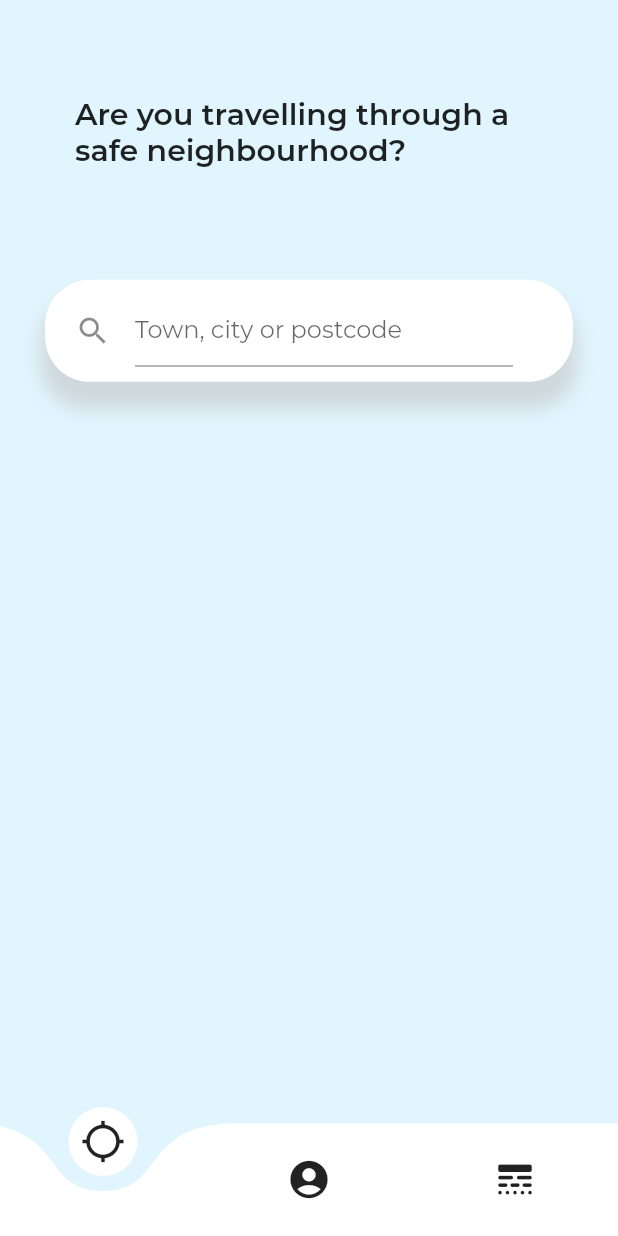
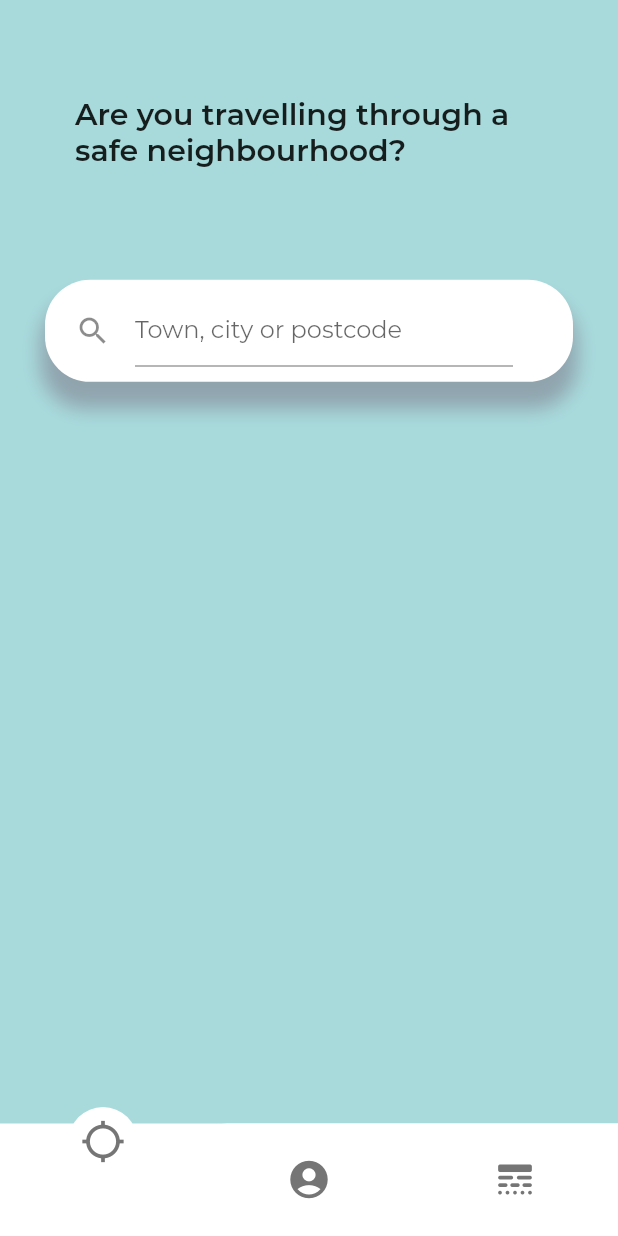
Before and after one commit to hoangvu01/not_here, a Flutter app: the screen it shows after launch, on a phone screen of 412 x 824 dp. Run offline on Flutter 3.47's test engine with Material 2 defaults, Android fonts, the phone set to English and light mode, and no system bars; drawn by our look-alikes of curved_navigation_bar, sliding_up_panel; our stand-ins replace flutter_dotenv, google_maps_flutter, recase; generated files the repository leaves out were written again.

Commit message:
Define colour themes to replace inline colouring

```diff
--- a/lib/home/crime_stats.dart
+++ b/lib/home/crime_stats.dart
@@ -28,11 +28,11 @@
       height: 90,
       decoration: BoxDecoration(
         borderRadius: BorderRadius.circular(20),
-        color: Colors.white,
+        color: Theme.of(context).colorScheme.onBackground,
         boxShadow: [
           BoxShadow(
             offset: Offset(0.0, 5.0),
-            color: Colors.blueGrey.shade100,
+            color: Theme.of(context).shadowColor,
             blurRadius: 5.0,
             spreadRadius: 1.0,
           ),
@@ -133,7 +133,7 @@
     sortedCrimeByOccurences.forEach((elem) => elem.sortBy((e) => e.month));
 
     return ListView.builder(
-      padding: const EdgeInsets.all(5),
+      padding: const EdgeInsets.symmetric(vertical: 5, horizontal: 30),
       itemCount: sortedCrimeByOccurences.length,
       itemBuilder: (BuildContext ctx, int index) {
         List<Crime> categorisedCrimes = sortedCrimeByOccurences[index];
@@ -146,7 +146,6 @@
   @override
   Widget build(BuildContext context) {
     return Container(
-      margin: EdgeInsets.symmetric(horizontal: 30.0),
       child: FutureBuilder(
         future: _getCrimeFutures(),
         builder: (ctx, snapshot) {
--- a/lib/home/search_page.dart
+++ b/lib/home/search_page.dart
@@ -4,7 +4,9 @@
 import 'package:sliding_up_panel/sliding_up_panel.dart';
 
 class SearchPage extends StatefulWidget {
-  const SearchPage({Key? key}) : super(key: key);
+  const SearchPage({Key? key, required this.pageController}) : super(key: key);
+
+  final PageController pageController;
 
   @override
   _SearchPageState createState() => _SearchPageState();
@@ -31,7 +33,7 @@
   Widget build(BuildContext context) {
     return SlidingUpPanel(
       renderPanelSheet: false,
-      backdropColor: Colors.blue.shade100,
+      backdropColor: Theme.of(context).scaffoldBackgroundColor,
       controller: _panelController,
       body: Column(
         crossAxisAlignment: CrossAxisAlignment.start,
@@ -61,12 +63,12 @@
                 boxShadow: [
                   BoxShadow(
                     offset: Offset(0.0, 15.0),
-                    color: Colors.blueGrey.shade100,
+                    color: Theme.of(context).shadowColor,
                     blurRadius: 10.0,
                     spreadRadius: 3.0,
                   ),
                 ],
-                color: Colors.white,
+                color: Theme.of(context).colorScheme.onBackground,
               ),
               child: Container(
                 padding: EdgeInsets.fromLTRB(0, 0, 20, 0),
--- a/lib/home/sliding_panel.dart
+++ b/lib/home/sliding_panel.dart
@@ -18,14 +18,14 @@
     return Container(
       margin: const EdgeInsets.fromLTRB(0, 20, 0, 0),
       decoration: BoxDecoration(
-        color: Colors.lightBlue.shade50,
+        color: Theme.of(context).scaffoldBackgroundColor,
         borderRadius: BorderRadius.only(
           topLeft: Radius.circular(20),
           topRight: Radius.circular(20),
         ),
         boxShadow: [
           BoxShadow(
-            color: Colors.grey,
+            color: Theme.of(context).shadowColor,
             blurRadius: 20,
           ),
         ],
@@ -33,7 +33,7 @@
       child: Column(children: [
         Divider(
           height: 20,
-          color: Colors.grey,
+          color: Theme.of(context).dividerColor,
           thickness: 2,
           indent: 150,
           endIndent: 150,
--- a/lib/main.dart
+++ b/lib/main.dart
@@ -4,6 +4,7 @@
 import 'package:not_here/home/search_page.dart';
 
 import 'package:flutter_dotenv/flutter_dotenv.dart';
+import 'package:not_here/theme.dart';
 
 Future main() async {
   await dotenv.load(fileName: ".env");
@@ -11,24 +12,31 @@
   runApp(MyApp());
 }
 
-class MyApp extends StatefulWidget {
+class MyApp extends StatelessWidget {
   @override
-  _MyAppState createState() => _MyAppState();
+  Widget build(BuildContext context) {
+    return MaterialApp(
+      title: 'Not Here!',
+      theme: AppTheme.lightTheme(),
+      home: LandingPage(),
+    );
+  }
 }
 
-class _MyAppState extends State<MyApp> {
+class LandingPage extends StatefulWidget {
+  const LandingPage({Key? key}) : super(key: key);
+
+  @override
+  _LandingPageState createState() => _LandingPageState();
+}
+
+class _LandingPageState extends State<LandingPage> {
   final PageController _pageController = PageController();
   GlobalKey<CurvedNavigationBarState> _bottomNavigationKey = GlobalKey();
 
   @override
   Widget build(BuildContext context) {
-    return MaterialApp(
-      title: 'Not Here!',
-      theme: ThemeData(
-        fontFamily: 'Montserrat',
-        scaffoldBackgroundColor: Colors.lightBlue.shade50,
-      ),
-      home: Scaffold(
+    return Scaffold(
       body: SafeArea(
         child: PageView(
           controller: _pageController,
@@ -39,7 +47,7 @@
             navbarState?.setPage(index);
           },
           children: <Widget>[
-              SearchPage(),
+            SearchPage(pageController: _pageController),
             AboutPage(),
             Placeholder(),
           ],
@@ -47,7 +55,7 @@
       ),
       bottomNavigationBar: CurvedNavigationBar(
         key: _bottomNavigationKey,
-          backgroundColor: Colors.lightBlue.shade50,
+        backgroundColor: Theme.of(context).backgroundColor,
         buttonBackgroundColor: Colors.white,
         animationDuration: Duration(milliseconds: 400),
         items: <Widget>[
@@ -59,13 +67,12 @@
           setState(() {
             _pageController.animateToPage(
               index,
-                duration: Duration(milliseconds: 100),
+              duration: Duration(milliseconds: 70),
               curve: Curves.easeInOut,
             );
           });
         },
       ),
-      ),
     );
   }
 }
--- /dev/null
+++ b/lib/theme.dart
@@ -0,0 +1,47 @@
+import 'package:flutter/material.dart';
+
+class AppTheme {
+  AppTheme._();
+
+  static ThemeData lightTheme() => ThemeData(
+        accentIconTheme: IconThemeData(
+          color: const Color(0xFF457B9D),
+        ),
+        backgroundColor: Color(0xFFA8DADC),
+        scaffoldBackgroundColor: Color(0xFFA8DADC),
+        fontFamily: 'Montserrat',
+        colorScheme: ColorScheme.light(
+          primary: const Color(0xFF457B9D),
+          onPrimary: const Color(0xFFF1FAEE),
+          secondary: const Color(0xFF1D3557),
+          onBackground: Colors.white,
+          onError: const Color(0xFFE63946),
+        ),
+        iconTheme: IconThemeData(
+          color: Colors.grey.shade600,
+        ),
+        shadowColor: Colors.blueGrey.shade300,
+        dividerColor: Colors.grey,
+      );
+
+  static ThemeData darkTheme() => ThemeData(
+        scaffoldBackgroundColor: Colors.lightBlue.shade50,
+        fontFamily: 'Montserrat',
+        appBarTheme: AppBarTheme(
+          color: Colors.lightBlue.shade50,
+          iconTheme: IconThemeData(
+            color: const Color(0x457B9D),
+          ),
+        ),
+        colorScheme: ColorScheme.light(
+          primary: const Color(0xA8DADC),
+          primaryVariant: const Color(0x457B9D),
+          onPrimary: const Color(0xF1FAEE),
+          secondary: const Color(0x1D3557),
+          onError: const Color(0xE63946),
+        ),
+        iconTheme: IconThemeData(
+          color: const Color(0x457B9D),
+        ),
+      );
+}
```
Lines whose indentation alone changed are shown as unchanged.
